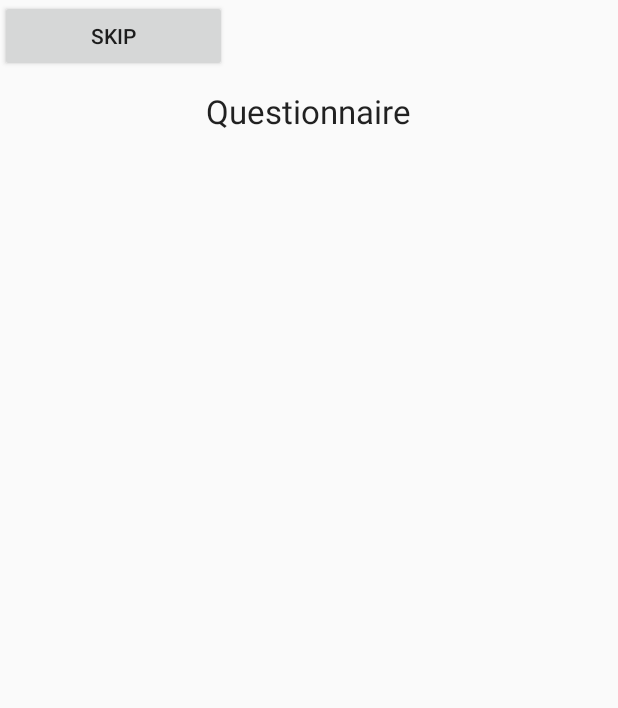
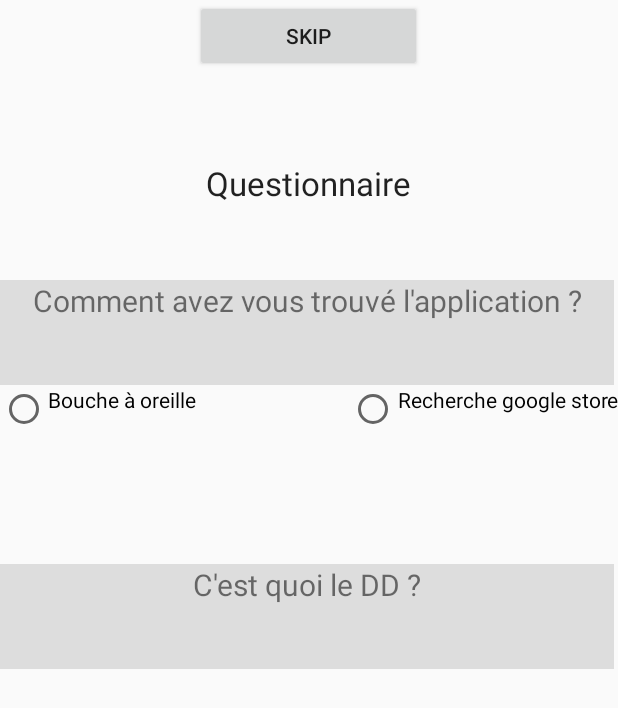
Before and after one commit to Eddupdup/OneIdeaADay, an Android app: the Questionnaire screen opened directly, with no data from a screen before it, on a phone screen of 412 x 824 dp. Shown: the top 708 px of the screen. Run offline under Robolectric (Android 15) with nearby library versions, the light colour scheme and no system bars.

```diff
--- a/app/src/main/res/layout/questionnaire.xml
+++ b/app/src/main/res/layout/questionnaire.xml
@@ -1,17 +1,8 @@
 <?xml version="1.0" encoding="utf-8"?>
-<RelativeLayout xmlns:android="http://schemas.android.com/apk/res/android"
+<LinearLayout xmlns:android="http://schemas.android.com/apk/res/android"
     android:layout_width="match_parent"
-    android:layout_height="match_parent">
-
-    <TextView
-        android:id="@+id/textView2"
-        android:layout_width="wrap_content"
-        android:layout_height="wrap_content"
-        android:layout_alignParentTop="true"
-        android:layout_centerHorizontal="true"
-        android:layout_marginTop="59dp"
-        android:text="Questionnaire"
-        android:textAppearance="?android:attr/textAppearanceLarge"/>
+    android:layout_height="match_parent"
+    android:orientation="vertical">
 
     <Button
         android:layout_width="151dp"
@@ -24,5 +15,94 @@
         android:onClick="sendMessage"
         />
 
+    <TextView
+        android:id="@+id/textView2"
+        android:layout_width="wrap_content"
+        android:layout_height="wrap_content"
+        android:layout_alignParentTop="true"
+        android:layout_centerHorizontal="true"
+        android:layout_marginTop="59dp"
+        android:text="Questionnaire"
+        android:textAppearance="?android:attr/textAppearanceLarge"
+        android:layout_gravity="center_horizontal"/>
 
-</RelativeLayout>
+    <LinearLayout
+        android:layout_width="fill_parent"
+        android:layout_height="wrap_content"
+        android:weightSum="150"
+        android:layout_below="@+id/textView2"
+        android:layout_alignParentStart="true"
+        android:layout_marginTop="50dp"
+        android:id="@+id/linearLayout">
+
+
+        <TextView
+            android:id="@+id/question1"
+            android:layout_width="20dp"
+            android:layout_height="70dp"
+            android:text="Comment avez vous trouvé l'application ?"
+            android:inputType="text"
+            android:background="#DDDDDD"
+            android:autoText="true"
+            android:textSize="20sp"
+            android:gravity="center_horizontal"
+            android:layout_weight="149"
+            android:layout_gravity="center_vertical" />
+
+
+    </LinearLayout>
+
+    <LinearLayout
+        android:layout_width="fill_parent"
+        android:layout_height="wrap_content"
+        android:orientation="horizontal">
+        <RadioButton
+            android:layout_width="wrap_content"
+            android:layout_height="wrap_content"
+            android:text="Bouche à oreille"
+            android:id="@+id/radioButton"
+            android:layout_weight="149"
+            android:gravity="left"
+            android:layout_below="@+id/linearLayout"
+            android:layout_alignParentStart="true" />
+
+        <RadioButton
+            android:layout_width="wrap_content"
+            android:layout_height="wrap_content"
+            android:text="Recherche google store"
+            android:id="@+id/radioButton2"
+            android:gravity="right"
+            android:checked="false"
+            android:layout_alignBaseline="@+id/radioButton"
+            android:layout_alignBottom="@+id/radioButton"
+            android:layout_alignParentStart="true" />
+    </LinearLayout>
+
+    <LinearLayout
+        android:layout_width="fill_parent"
+        android:layout_height="wrap_content"
+        android:weightSum="150"
+        android:id="@+id/linearLayout2"
+        android:layout_centerVertical="true"
+        android:layout_alignParentStart="true"
+        android:orientation="horizontal">
+
+
+        <TextView
+            android:id="@+id/question2"
+            android:layout_width="20dp"
+            android:layout_height="70dp"
+            android:text="C'est quoi le DD ?"
+            android:inputType="text"
+            android:background="#DDDDDD"
+            android:autoText="true"
+            android:textSize="20sp"
+            android:gravity="center_horizontal"
+            android:layout_weight="149"
+            android:layout_below="@+id/radioButton"
+            android:layout_marginTop="87dp"
+            android:layout_alignParentEnd="true" />
+    </LinearLayout>
+
+
+</LinearLayout>
```
Also changed, not shown: 1 other file.
